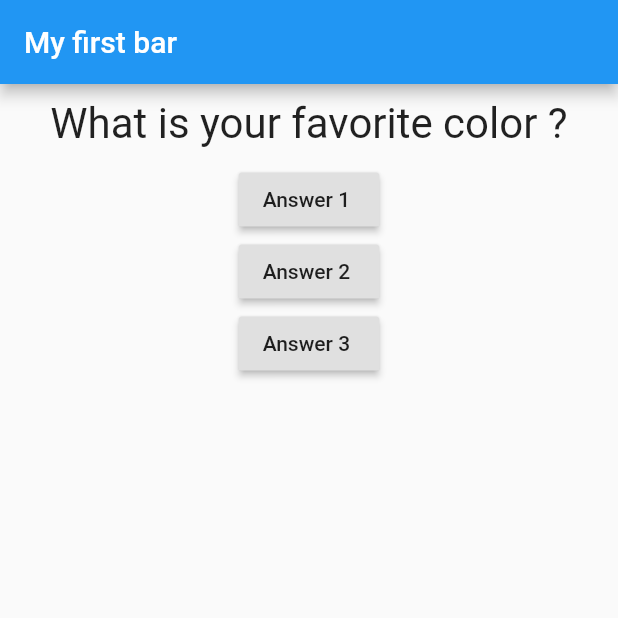
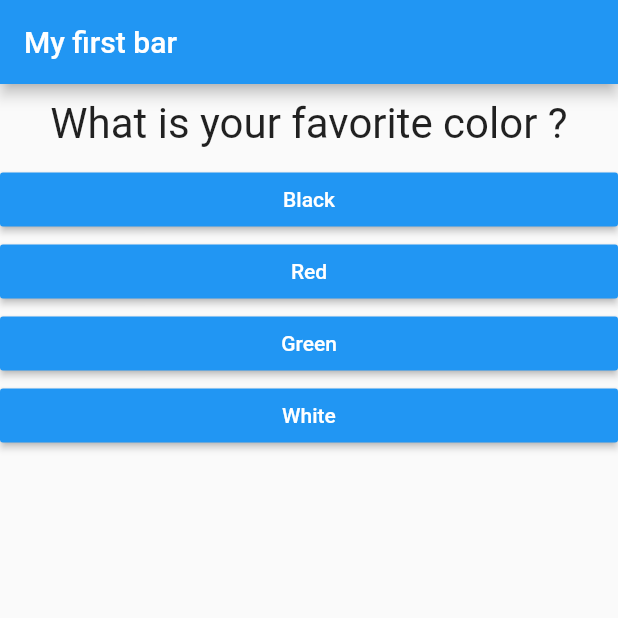
Before and after one commit to d0g4nay/quizz_app, a Flutter app: the screen it shows after launch, on a phone screen of 412 x 824 dp, the top half of it. Run offline on Flutter 3.47's test engine with Material 2 defaults, Android fonts, the phone set to English and light mode, and no system bars.

```diff
--- /dev/null
+++ b/lib/answer.dart
@@ -0,0 +1,20 @@
+import 'package:flutter/material.dart';
+
+class Answer extends StatelessWidget {
+  final Function selectHandler;
+  final String answerText;
+
+  Answer(this.selectHandler, this.answerText);
+
+  @override
+  Widget build(BuildContext context) {
+    return Container(
+      width: double.infinity,
+      child: RaisedButton(
+          color: Colors.blue,
+          textColor: Colors.white,
+          child: Text(answerText),
+          onPressed: selectHandler),
+    );
+  }
+}
--- a/lib/main.dart
+++ b/lib/main.dart
@@ -1,5 +1,6 @@
 import 'package:flutter/material.dart';
-import 'question.dart';
+import 'package:quizzapp/result.dart';
+import 'quiz.dart';
 
 void main() {
   runApp(MyApp());
@@ -13,38 +14,73 @@ class MyApp extends StatefulWidget {
 }
 
 class _MyAppState extends State<MyApp> {
-  void _answerQuestion() {
+  final questions = [
+    {
+      'questionText': 'What is your favorite color ?',
+      'answers': [
+        {'text': 'Black', 'score': 10},
+        {'text': 'Red', 'score': 12},
+        {'text': 'Green', 'score': 5},
+        {'text': 'White', 'score': 7}
+      ]
+    },
+    {
+      'questionText': 'What is your favorite animal?',
+      'answers': [
+        {'text': 'Rabbit', 'score': 4},
+        {'text': 'Snake', 'score': 5},
+        {'text': 'Elephant', 'score': 6},
+        {'text': 'Lion', 'score': 11}
+      ]
+    },
+    {
+      'questionText': 'Who is your favorite instructor?',
+      'answers': [
+        {'text': 'Max', 'score': 1},
+        {'text': 'Max', 'score': 12},
+        {'text': 'Max', 'score': 14},
+        {'text': 'Max', 'score': 15}
+      ]
+    },
+  ];
+
+  var _totalScore = 0;
+
+  void _answerQuestion(int score) {
+    _totalScore += score;
     setState(() {
       _questionIndex++;
     });
-    print("Answer chosen :");
+
+    if (_questionIndex < questions.length) {
+      print("We have more questions!!!!");
+    } else {
+      print("No more questions");
+    }
   }
 
   var _questionIndex = 0;
 
+  void _resetQuiz() {
+    setState(() {
+      _questionIndex = 0;
+      _totalScore = 0;
+    });
+  }
+
   @override
   Widget build(BuildContext context) {
-    var questions = [
-      'What is your favorite color ?',
-      'What is youtr favorite animal?'
-    ];
     return MaterialApp(
       home: Scaffold(
           appBar: AppBar(
             title: Text('My first bar'),
           ),
-          body: Column(children: [
-            Question(questions.elementAt(_questionIndex)),
-            RaisedButton(child: Text('Answer 1 '), onPressed: _answerQuestion),
-            RaisedButton(
-              child: Text('Answer 2 '),
-              onPressed: _answerQuestion,
-            ),
-            RaisedButton(
-              child: Text('Answer 3 '),
-              onPressed: _answerQuestion,
-            ),
-          ])),
+          body: _questionIndex < questions.length
+              ? Quiz(
+                  answerQuestion: _answerQuestion,
+                  questionIndex: _questionIndex,
+                  questions: questions)
+              : Result(this._totalScore, _resetQuiz)),
     );
   }
 }
--- /dev/null
+++ b/lib/quiz.dart
@@ -0,0 +1,26 @@
+import 'package:flutter/material.dart';
+
+import 'question.dart';
+import 'answer.dart';
+
+class Quiz extends StatelessWidget {
+  final List<Map<String, Object>> questions;
+  final Function answerQuestion;
+  final int questionIndex;
+
+  Quiz(
+      {@required this.questions,
+      @required this.answerQuestion,
+      @required this.questionIndex});
+
+  @override
+  Widget build(BuildContext context) {
+    return Column(children: [
+      Question(questions[questionIndex]['questionText']),
+      ...(questions[questionIndex]['answers'] as List<Map<String, Object>>)
+          .map((answer) {
+        return Answer(() => answerQuestion(answer['score']), answer['text']);
+      }).toList()
+    ]);
+  }
+}
```
Also changed, not shown: lib/result.dart (added, +37 -0 lines).
